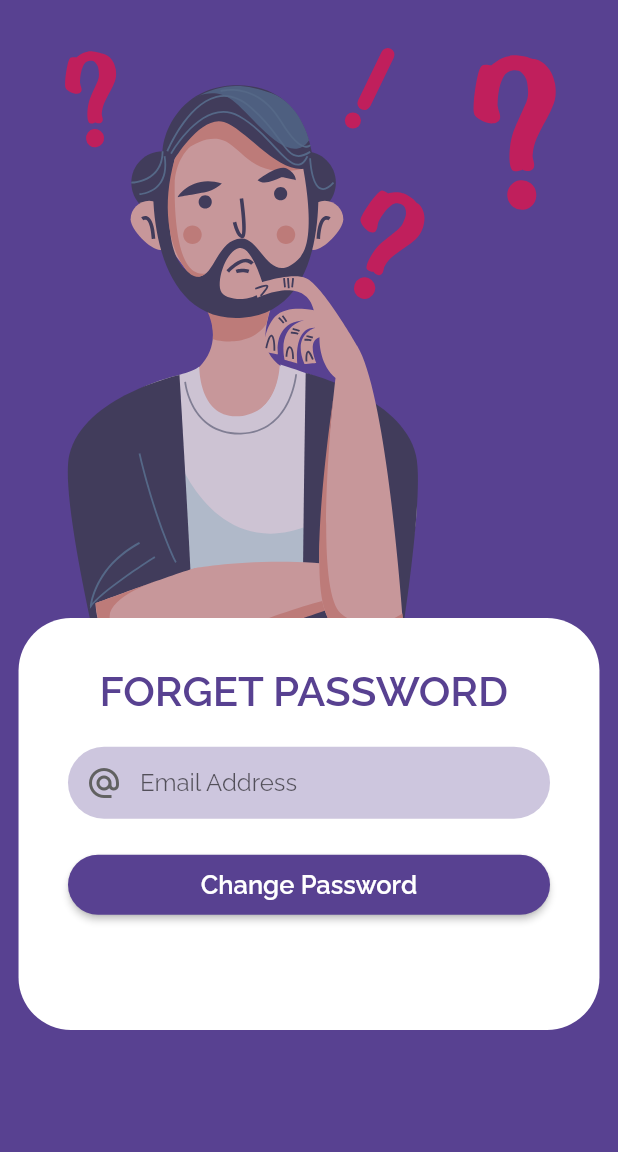
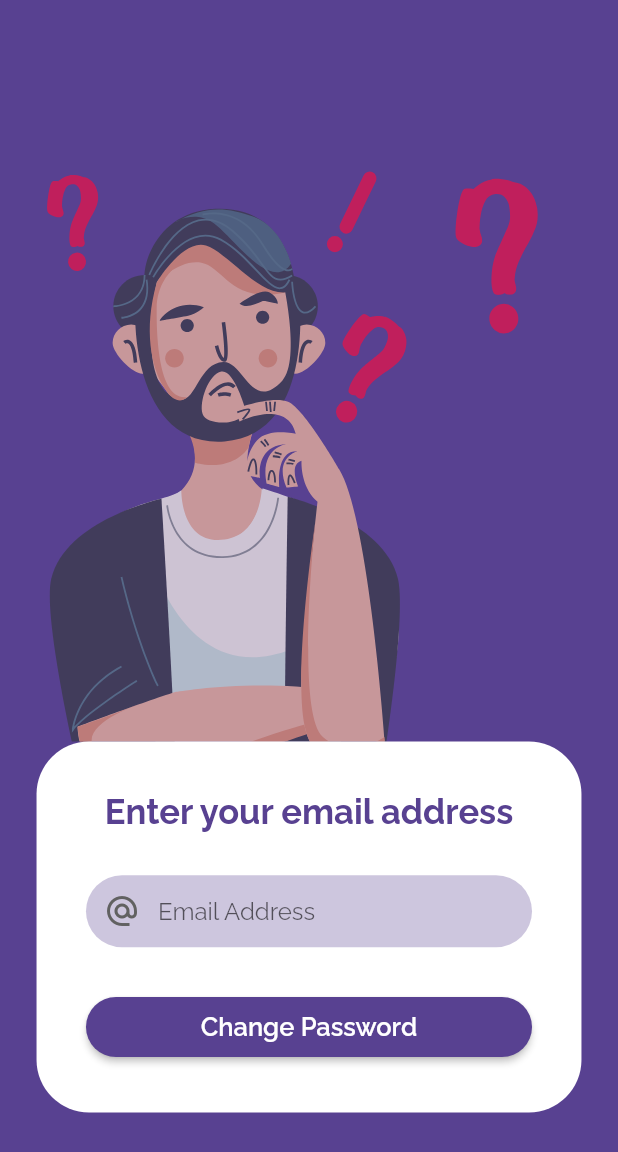
Before and after one commit to KaveenE/Orbital-SimplyMeet, a Flutter app: the ForgetPasswordView screen opened by its route, on a phone screen of 412 x 824 dp. Shown: the top 1152 px of the screen. Run offline on Flutter 3.47's test engine with Material 2 defaults, Android fonts, the phone set to English and light mode, and no system bars; drawn by our look-alikes of flutter_form_builder; our stand-ins replace awesome_dialog, cloud_firestore, firebase_auth, firebase_core, flutter_colorpicker, flutter_spinkit and 5 more; missing offline and left inert: navigation_history_observer; accounts and stored records are empty; project files that could hold a hidden picture were left out.

Commit message:
Design Fixes Pt. 1

```diff
--- a/simply_meet/lib/core/ui/views/home_view.dart
+++ b/simply_meet/lib/core/ui/views/home_view.dart
@@ -19,13 +19,13 @@ class _HomeViewState extends State<HomeView> {
     final eventList = Provider.of<List<Event>>(context, listen: true);
 
     return SfCalendar(
-      //Aesthetics baby
+      // Aesthetics baby
       view: CalendarView.month,
       headerStyle: CalendarHeaderStyle(
         textAlign: TextAlign.center,
       ),
       monthViewSettings: MonthViewSettings(showAgenda: true),
-      //Aesthetics, date specific
+      // Aesthetics, date specific
       initialSelectedDate: DateTime.now(),
       showCurrentTimeIndicator: true,
       timeZone: "Singapore Standard Time",
@@ -33,7 +33,7 @@ class _HomeViewState extends State<HomeView> {
       controller: homeViewModel.controller,
       showNavigationArrow: true,
       showDatePickerButton: true,
-      //Callbacks. Too expensive, whatsapp yo
+      // Callbacks. Too expensive, whatsapp yo
       onTap: (onTapDetails) =>
           homeViewModel.tapCalenderElement(onTapDetails, context),
     );
--- a/simply_meet/lib/core/view_models/drawer_viewmodel.dart
+++ b/simply_meet/lib/core/view_models/drawer_viewmodel.dart
@@ -14,8 +14,8 @@ class DrawerViewModel extends ChangeNotifier {
   bool get islightMode => _lightMode;
   String get headingBasedOnMode => _lightMode ? "Light Mode" : "Night Mode";
   Icon get iconBasedOnMode => _lightMode
-      ? Icon(Icons.wb_sunny_rounded, color: Colors.amber)
-      : Icon(Icons.dark_mode_rounded, color: Colors.grey[800]);
+      ? Icon(Icons.wb_sunny_rounded, color: Colors.amber.shade400)
+      : Icon(Icons.mode_night_rounded, color: Colors.grey.shade700);
 
   DrawerViewModel();
 
--- a/simply_meet/lib/main.dart
+++ b/simply_meet/lib/main.dart
@@ -13,13 +13,14 @@ import 'package:simply_meet/start/ui/views/verify_email_view.dart';
 import 'package:simply_meet/start/ui/views/login_signup_view.dart';
 import 'package:simply_meet/start/ui/views/welcome_view.dart';
 
-
-
 import 'core/ui/views/create_edit_event_view.dart';
 import 'shared/services/flutterfire/authentication_service.dart';
 
-//TODO: For start screens, implement email address change?
+// TO-DO: For start screens, implement email address change?
+
 const MINIMAL_PURPLE = Color(0xff584191);
+const ACCENT_PURPLE = Color(0xffd696d0);
+
 void main() async {
   WidgetsFlutterBinding.ensureInitialized();
 
@@ -34,8 +35,6 @@ void main() async {
 }
 
 class MyApp extends StatelessWidget {
-
-
   @override
   Widget build(BuildContext context) {
     return MultiProvider(
@@ -58,7 +57,7 @@ class MyApp extends StatelessWidget {
           primaryColor: MINIMAL_PURPLE,
           scaffoldBackgroundColor: MINIMAL_PURPLE,
           backgroundColor: MINIMAL_PURPLE,
-          accentColor: Colors.purple[300],
+          accentColor: ACCENT_PURPLE, // accent color has been deprecated
           errorColor: Colors.red[700],
           fontFamily: GoogleFonts.raleway().fontFamily,
           textTheme: ThemeData.light().textTheme.copyWith(
--- a/simply_meet/lib/start/ui/views/forget_password.dart
+++ b/simply_meet/lib/start/ui/views/forget_password.dart
@@ -20,27 +20,29 @@ class _ForgetPasswordViewState extends State<ForgetPasswordView> {
 
   @override
   Widget build(BuildContext context) {
-
     return Scaffold(
       body: SingleChildScrollView(
         reverse: true,
+        child: Padding(
+          padding: const EdgeInsets.symmetric(horizontal: 12.0),
           child: SizedBox(
             height: screenHeight(context),
             child: Column(
-            children: [
+              children: <Widget>[
+                Spacer(),
                 Expanded(
-                flex: 3,
+                  flex: 5,
                   child: Opacity(
                     opacity: 0.7,
                     child: Lottie.asset(
                       "assets/animations/DumbGuyThinking.json",
-                    fit:BoxFit.cover,
+                      fit: BoxFit.cover,
                       alignment: Alignment.centerRight,
                     ),
                   ),
                 ),
                 Expanded(
-                flex: 2,
+                  flex: 3,
                   child: Align(
                     alignment: Alignment.center,
                     child: Container(
@@ -52,7 +54,8 @@ class _ForgetPasswordViewState extends State<ForgetPasswordView> {
                         borderRadius: BorderRadius.all(Radius.circular(35)),
                       ),
                       child: Provider<ForgetPasswordViewModel>(
-                      create: (_) => ForgetPasswordViewModel(_formKey, context),
+                        create: (_) =>
+                            ForgetPasswordViewModel(_formKey, context),
                         child: FormBuilderWrapper(
                           formKey: _formKey,
                           childrenInColumn: [ForgetPasswordArea()],
@@ -66,6 +69,7 @@ class _ForgetPasswordViewState extends State<ForgetPasswordView> {
             ),
           ),
         ),
+      ),
     );
   }
 }
--- a/simply_meet/lib/start/ui/widgets/forget_password_area.dart
+++ b/simply_meet/lib/start/ui/widgets/forget_password_area.dart
@@ -3,7 +3,6 @@ import 'package:provider/provider.dart';
 import 'package:simply_meet/shared/utility/ui_helpers.dart';
 import 'package:simply_meet/start/ui/helper_widgets/formbuilder_email.dart';
 import 'package:simply_meet/start/view_models/forget_password_view_model.dart';
-
 
 class ForgetPasswordArea extends StatelessWidget {
   const ForgetPasswordArea();
@@ -13,16 +12,17 @@ class ForgetPasswordArea extends StatelessWidget {
     return Expanded(
       child: Column(
         children: <Widget>[
+          // Spacer(),
           Text(
-            "FORGET PASSWORD ",
-            style: theme(context)
-                .textTheme
-                .headline2!
-                .copyWith(color: theme(context).primaryColor),
+            "Enter your email address",
+            style: theme(context).textTheme.headline2!.copyWith(
+                color: theme(context).primaryColor,
+                fontWeight: FontWeight.w700,
+                fontSize: 23),
           ),
-          Spacer(),
+          Spacer(flex: 2),
           const FormBuilderEmail(),
-          Spacer(flex: 1),
+          Spacer(flex: 2),
           SizedBox(
             width: double.infinity,
             child: ElevatedButton(
@@ -34,14 +34,13 @@ class ForgetPasswordArea extends StatelessWidget {
                 textStyle: theme(context).textTheme.button,
               ),
               onPressed: () async {
-                await Provider.of<ForgetPasswordViewModel>(context,listen:false)
+                await Provider.of<ForgetPasswordViewModel>(context,
+                        listen: false)
                     .resetPassword();
-
               },
               child: Text("Change Password"),
             ),
           ),
-          Spacer(flex: 2),
         ],
       ),
     );
```
Also changed, not shown: simply_meet/lib/core/ui/views/drawer_view.dart (+8 -6 lines), simply_meet/lib/core/ui/widgets/DrawerItem.dart (+4 -3 lines), simply_meet/lib/shared/utility/ui_helpers.dart (+16 -15 lines), simply_meet/lib/start/ui/views/welcome_view.dart (+19 -5 lines), simply_meet/lib/start/view_models/login_signup_view_model.dart (+3 -8 lines), simply_meet/pubspec.yaml (+3 -8 lines), simply_meet/assets/images/WhiteLogoWithoutText.png (added), simply_meet/pubspec.lock. Lines whose indentation alone changed are shown as unchanged.
